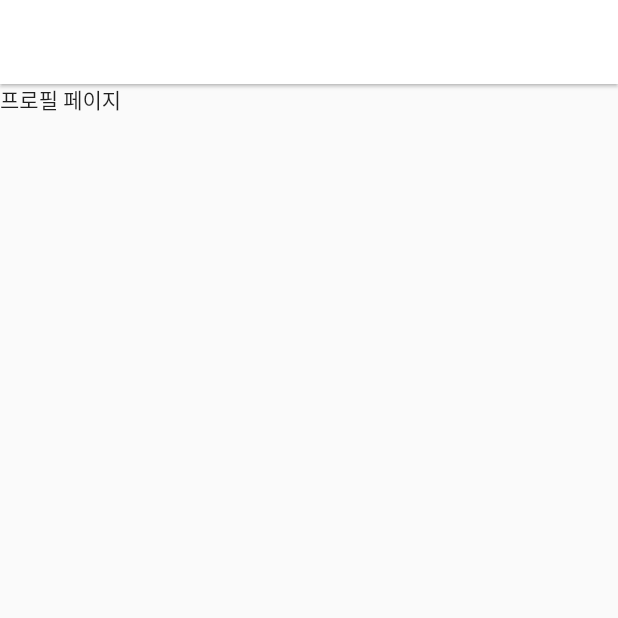
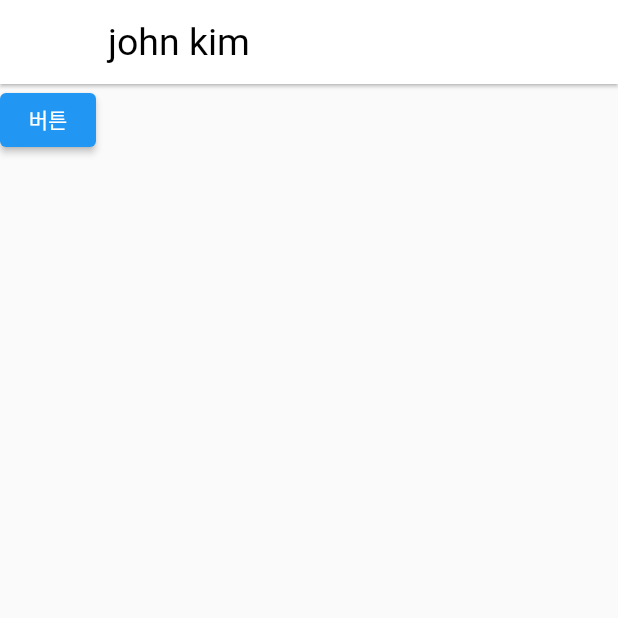
Before and after one commit to whdgnszz1/flutter, a Flutter app: the Profile screen opened directly, on a phone screen of 412 x 824 dp, the top half of it. Run offline on Flutter 3.47's test engine with Material 2 defaults, Android fonts, the phone set to English and light mode, and no system bars; our stand-ins replace contacts_service, image_picker, permission_handler; network calls fail.

```diff
--- a/instagram/lib/main.dart
+++ b/instagram/lib/main.dart
@@ -5,12 +5,16 @@ import 'dart:convert';
 import 'package:flutter/rendering.dart';
 import 'package:image_picker/image_picker.dart';
 import 'dart:io';
+import 'package:provider/provider.dart';
 
 
 void main() {
-  runApp(MaterialApp(
-      theme: style.theme,
-    home: const MyApp()
+  runApp(ChangeNotifierProvider(
+    create: (c) => Store1(),
+    child: MaterialApp(
+        theme: style.theme,
+      home: const MyApp()
+    ),
   ));
 }
 
@@ -230,6 +234,17 @@ class Upload extends StatelessWidget {
   }
 }
 
+class Store1 extends ChangeNotifier {
+  var name = 'john kim';
+  changeName(){
+    name = 'john park';
+    notifyListeners();
+  }
+
+}
+
+
+
 // Profile
 class Profile extends StatelessWidget {
   const Profile({Key? key}) : super(key:key);
@@ -237,8 +252,14 @@ class Profile extends StatelessWidget {
   @override
   Widget build(BuildContext context) {
     return Scaffold(
-      appBar: AppBar(),
-      body: Text('프로필 페이지'),
+      appBar: AppBar(title: Text(context.watch<Store1>().name) ,),
+      body: Column(
+        children: [
+          ElevatedButton(onPressed: (){
+            context.read<Store1>().changeName();
+          }, child: Text('버튼'))
+        ],
+      ),
     );
   }
 }
--- a/instagram/pubspec.yaml
+++ b/instagram/pubspec.yaml
@@ -41,6 +41,7 @@ dev_dependencies:
     sdk: flutter
   http: ^0.13.4
   image_picker: ^0.8.4+4
+  provider: ^6.0.1
 
   # The "flutter_lints" package below contains a set of recommended lints to
   # encourage good coding practices. The lint set provided by the package is
```
Also changed, not shown: instagram/pubspec.lock.
